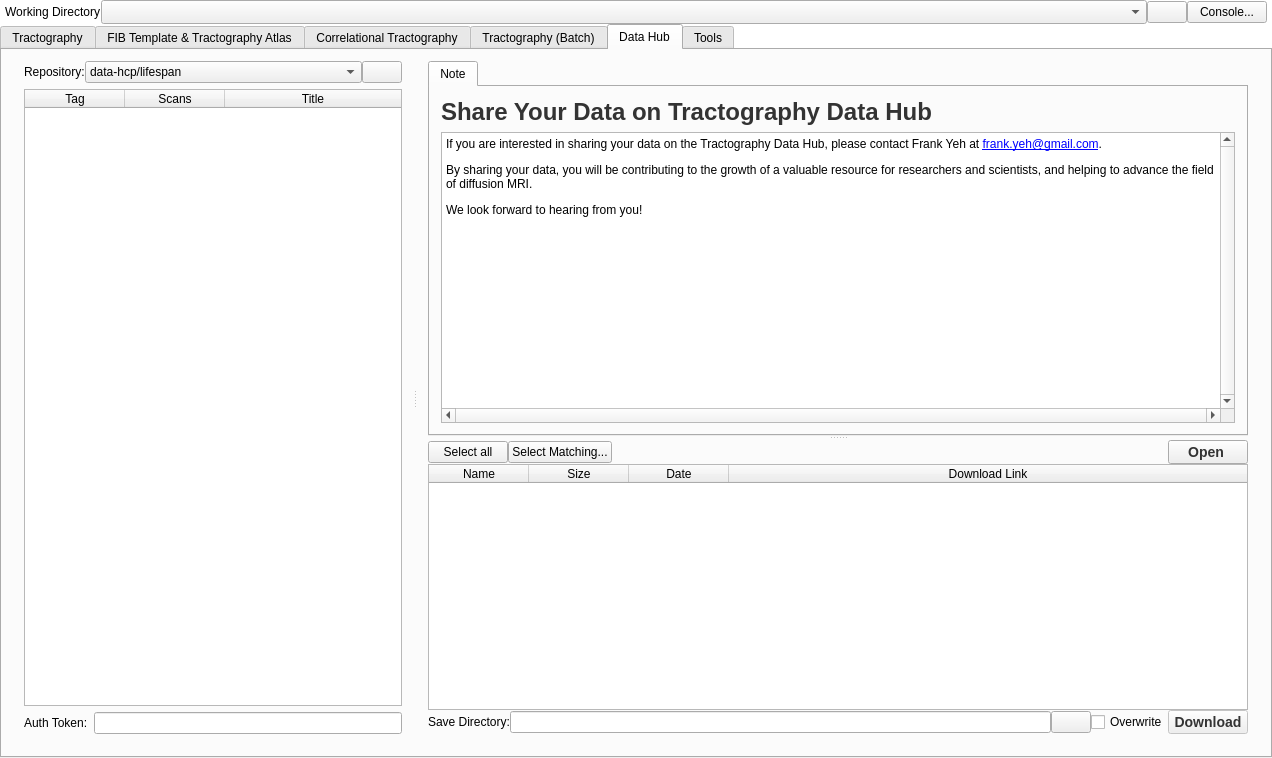
Old version of the form mainwindow.ui in the repository frankyeh/DSI-Studio.
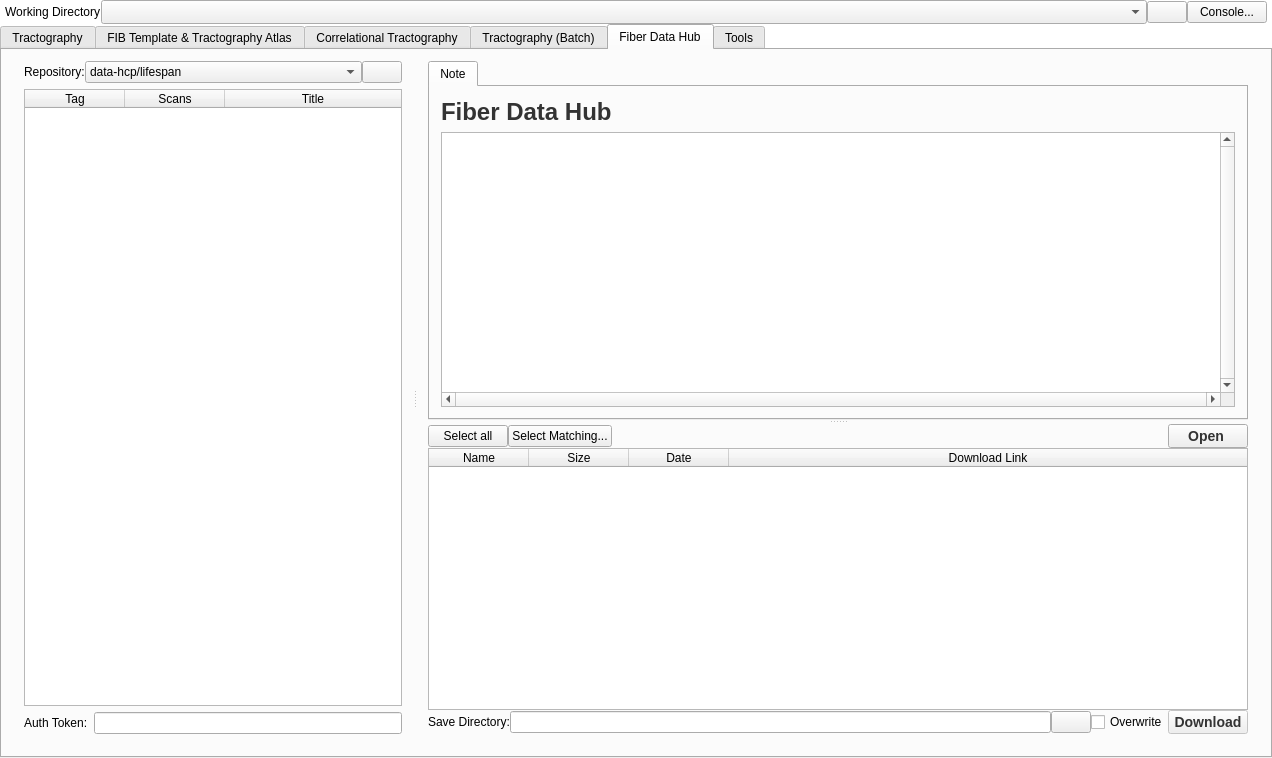
New version of the form. Icons and pictures are not drawn.

What changed in the file:
```diff
--- a/mainwindow.ui
+++ b/mainwindow.ui
@@ -2591,7 +2591,7 @@
          <normaloff>:/icons/icons/atlas.xpm</normaloff>:/icons/icons/atlas.xpm</iconset>
        </attribute>
        <attribute name="title">
-        <string>Data Hub</string>
+        <string>Fiber Data Hub</string>
        </attribute>
        <layout class="QHBoxLayout" name="horizontalLayout">
         <property name="topMargin">
@@ -2844,7 +2844,7 @@
 }</string>
                       </property>
                       <property name="text">
-                       <string>Share Your Data on Tractography Data Hub</string>
+                       <string>Fiber Data Hub</string>
                       </property>
                       <property name="wordWrap">
                        <bool>true</bool>
@@ -2879,9 +2879,7 @@
 &lt;html&gt;&lt;head&gt;&lt;meta name=&quot;qrichtext&quot; content=&quot;1&quot; /&gt;&lt;meta charset=&quot;utf-8&quot; /&gt;&lt;style type=&quot;text/css&quot;&gt;
 p, li { white-space: pre-wrap; }
 &lt;/style&gt;&lt;/head&gt;&lt;body style=&quot; font-family:'Segoe UI'; font-size:9pt; font-weight:400; font-style:normal;&quot;&gt;
-&lt;p style=&quot; margin-top:12px; margin-bottom:12px; margin-left:0px; margin-right:0px; -qt-block-indent:0; text-indent:0px;&quot;&gt;If you are interested in sharing your data on the Tractography Data Hub, please contact Frank Yeh at &lt;a href=&quot;mailto:frank.yeh@gmail.com&quot;&gt;&lt;span style=&quot; text-decoration: underline; color:#0000ff;&quot;&gt;frank.yeh@gmail.com&lt;/span&gt;&lt;/a&gt;.&lt;/p&gt;
-&lt;p style=&quot; margin-top:12px; margin-bottom:12px; margin-left:0px; margin-right:0px; -qt-block-indent:0; text-indent:0px;&quot;&gt;By sharing your data, you will be contributing to the growth of a valuable resource for researchers and scientists, and helping to advance the field of diffusion MRI.&lt;/p&gt;
-&lt;p style=&quot; margin-top:12px; margin-bottom:12px; margin-left:0px; margin-right:0px; -qt-block-indent:0; text-indent:0px;&quot;&gt;We look forward to hearing from you!&lt;/p&gt;&lt;/body&gt;&lt;/html&gt;</string>
+&lt;p style=&quot;-qt-paragraph-type:empty; margin-top:12px; margin-bottom:12px; margin-left:0px; margin-right:0px; -qt-block-indent:0; text-indent:0px;&quot;&gt;&lt;br /&gt;&lt;/p&gt;&lt;/body&gt;&lt;/html&gt;</string>
                       </property>
                       <property name="openExternalLinks">
                        <bool>true</bool>
```
Left out of the diff: 25 changed lines with no effect on the pictures.
